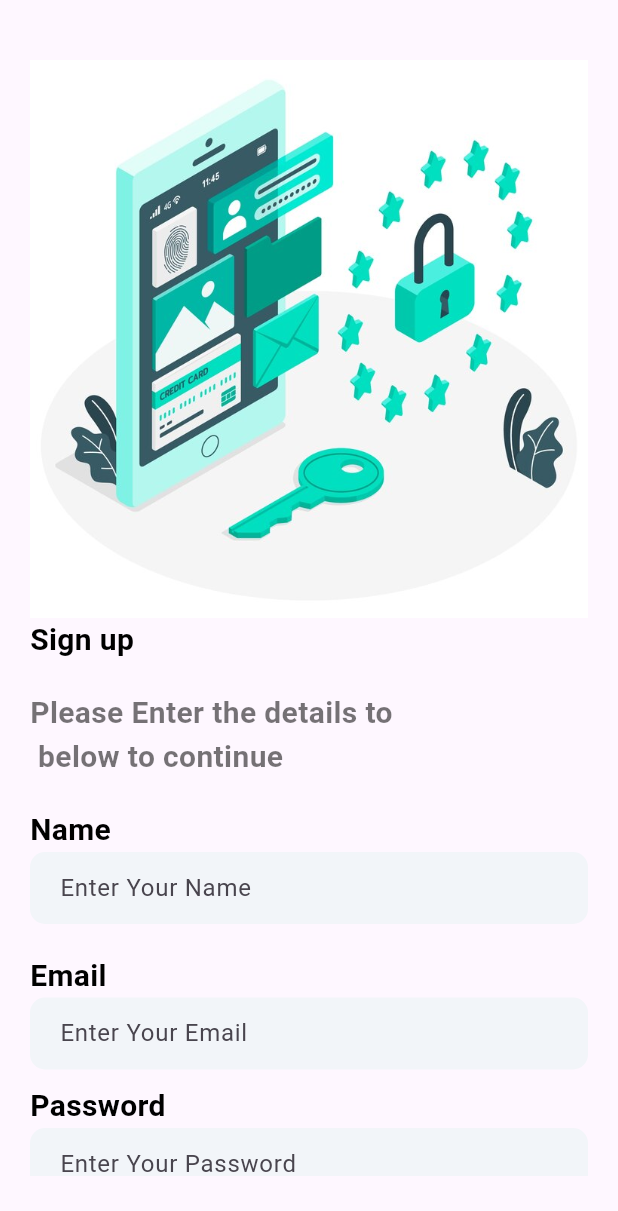
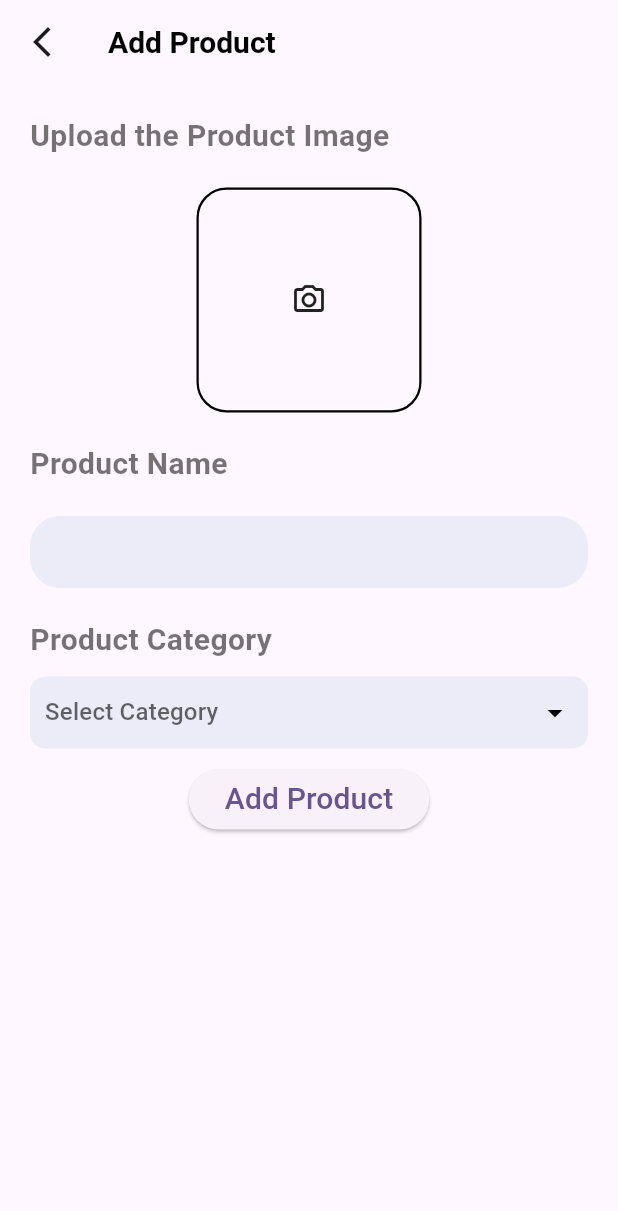
Before and after one commit to SUJANSSTHA/ecommerceflutter, a Flutter app: the screen it shows after launch, on a phone screen of 412 x 824 dp. Shown: the top 1211 px of the screen. Run offline on Flutter 3.47's test engine with Material 3 defaults, Android fonts, the phone set to English and light mode, and no system bars; our stand-ins replace cloud_firestore, curved_navigation_bar, firebase_auth, firebase_core, random_string, shared_preferences; accounts and stored records are empty.

Commit message:
add product ui completed

```diff
--- /dev/null
+++ b/lib/Admin/add_product.dart
@@ -0,0 +1,131 @@
+import 'package:ecommerceflutter/widget/support_widget.dart';
+import 'package:flutter/material.dart';
+
+class AddProduct extends StatefulWidget {
+  const AddProduct({super.key});
+
+  @override
+  State<AddProduct> createState() => _AddProductState();
+}
+
+class _AddProductState extends State<AddProduct> {
+  final List<String> Categoryitem = ['Watch', 'Laptop', 'TV', 'Headphone'];
+
+// String? value;
+  String? selectedItem;
+
+  @override
+  Widget build(BuildContext context) {
+    return Scaffold(
+      appBar: AppBar(
+        leading: GestureDetector(
+            onTap: () {
+              Navigator.pop(context);
+            },
+            child: Icon(Icons.arrow_back_ios_new_outlined)),
+        title: Text("Add Product", style: AppWidget.seamiboldTextFeildStyle()),
+      ),
+      body: Container(
+        margin: EdgeInsets.only(left: 20.0, top: 20.0, right: 20.0),
+        child: SingleChildScrollView(
+          child: Column(
+            crossAxisAlignment: CrossAxisAlignment.start,
+            children: [
+              Text(
+                "Upload the Product Image",
+                style: AppWidget.lightTextFeildStyle(),
+              ),
+              SizedBox(
+                height: 20.0,
+              ),
+              Center(
+                child: Container(
+                  height: 150,
+                  width: 150,
+                  decoration: BoxDecoration(
+                    border: Border.all(
+                      color: Colors.black,
+                      width: 1.5,
+                    ),
+                    borderRadius: BorderRadius.circular(20),
+                  ),
+                  child: Icon(Icons.camera_alt_outlined),
+                ),
+              ),
+              SizedBox(
+                height: 20.0,
+              ),
+              Text(
+                "Product Name",
+                style: AppWidget.lightTextFeildStyle(),
+              ),
+              SizedBox(
+                height: 20.0,
+              ),
+              Container(
+                padding: EdgeInsets.symmetric(horizontal: 20.0),
+                width: MediaQuery.of(context).size.width,
+                decoration: BoxDecoration(
+                    color: Color(0xFFECECF8),
+                    borderRadius: BorderRadius.circular(20.0)),
+                child: TextField(
+                  decoration: InputDecoration(border: InputBorder.none),
+                ),
+              ),
+              SizedBox(
+                height: 20.0,
+              ),
+              Text(
+                "Product Category",
+                style: AppWidget.lightTextFeildStyle(),
+              ),
+              SizedBox(
+                height: 10.0,
+              ),
+              Container(
+                padding: EdgeInsets.symmetric(horizontal: 10.0),
+                width: MediaQuery.of(context).size.width,
+                decoration: BoxDecoration(
+                  color: Color(0xFFECECF8),
+                  borderRadius: BorderRadius.circular(10),
+                ),
+                child: DropdownButton<String>(
+                  value: selectedItem,
+                  isExpanded: true,
+                  underline: SizedBox(),
+                  items: Categoryitem.map((String item) {
+                    return DropdownMenuItem<String>(
+                      value: item,
+                      child: Text(
+                        item,
+                        style: AppWidget.seamiboldTextFeildStyle(),
+                      ),
+                    );
+                  }).toList(),
+                  onChanged: (String? Value) {
+                    setState(() {
+                      selectedItem = Value;
+                    });
+                  },
+                  // dropdownColor: Colors.black,
+                  hint: Text("Select Category"),
+                  icon: Icon(
+                    Icons.arrow_drop_down,
+                    color: Colors.black,
+                  ),
+                ),
+              ),
+              SizedBox(height: 10.0,),
+              Center(
+                child: ElevatedButton(
+                  onPressed: () {},
+                  child: Text("Add Product",style: TextStyle(fontSize: 20.0),),
+                ),
+              ),
+            ],
+          ),
+        ),
+      ),
+    );
+  }
+}
--- a/lib/main.dart
+++ b/lib/main.dart
@@ -1,5 +1,5 @@
+import 'package:ecommerceflutter/Admin/add_product.dart';
 import 'package:ecommerceflutter/firebase_options.dart';
-import 'package:ecommerceflutter/page/signup.dart';
 import 'package:firebase_core/firebase_core.dart';
 import 'package:flutter/material.dart';
 
@@ -33,7 +33,9 @@ class MyApp extends StatelessWidget {
       // home: const Home(),
       // home: ProductDetails(),
       // home: LogIn(),
-      home:Signup(),
+      home: AddProduct(),
+      // home: AdminLogin(),
+      // home:Signup(),
       // home: ButtonNav(),
 
       // home: const MyHomePage(title: 'Flutter Demo Home Page'),
--- a/pubspec.yaml
+++ b/pubspec.yaml
@@ -52,6 +52,8 @@ dev_dependencies:
   cloud_firestore: ^5.4.1
   random_string: ^2.3.1
   shared_preferences: ^2.3.2
+  image_picker: ^1.1.2
+  firebase_storage: ^12.3.1
 
 # For information on the generic Dart part of this file, see the
 # following page: https://dart.dev/tools/pub/pubspec
```
Also changed, not shown: lib/Admin/admin_login.dart (added, +143 -0 lines), lib/Admin/home_admin.dart (added, +14 -0 lines), pubspec.lock, 5 other files.
